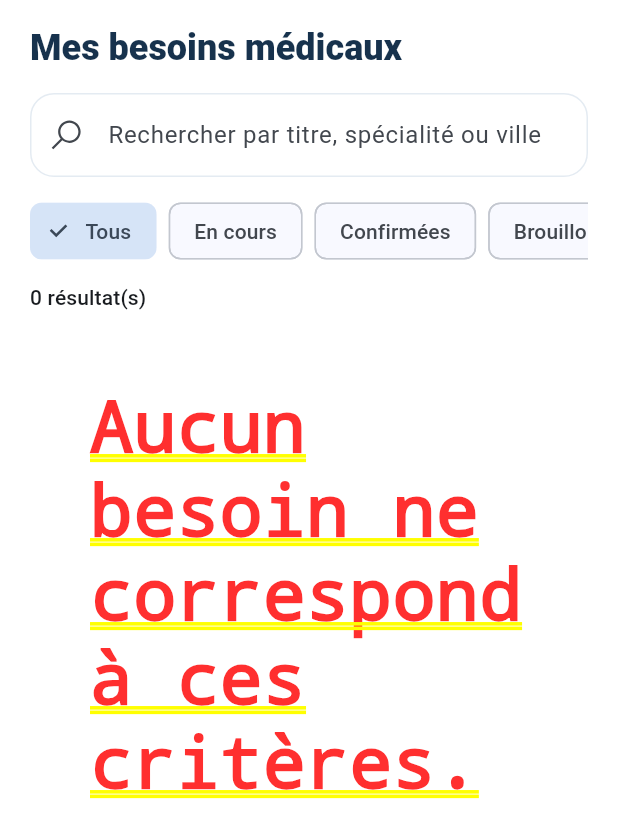
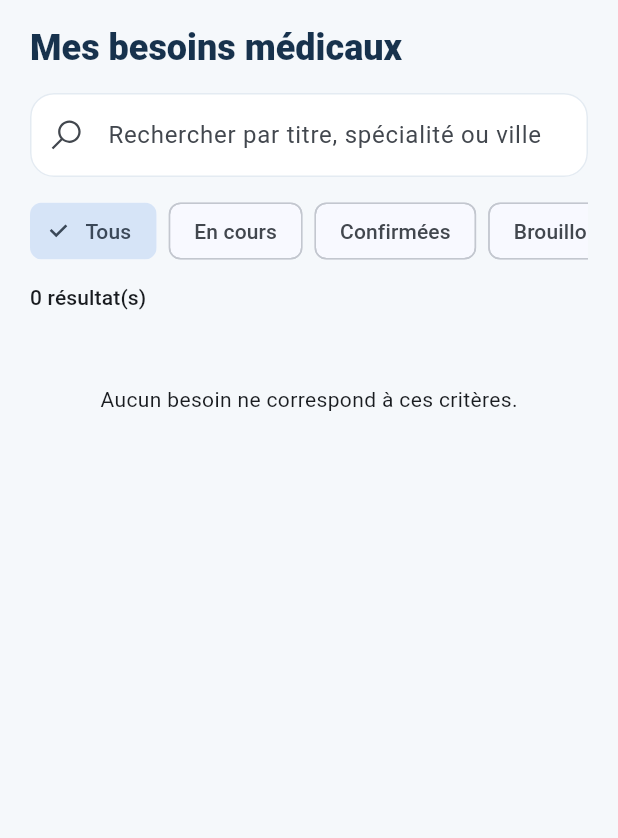
Before and after one commit to KafackLolys/medilink-flutter, a Flutter app: the HomeShell screen opened directly with empty values, after a tap on "Mes besoins médicaux", on a phone screen of 412 x 824 dp. Shown: the top 838 px of the screen. Run offline on Flutter 3.47's test engine with Material 3 defaults, Android fonts, the phone set to English and light mode, and no system bars; our stand-ins replace file_picker, firebase_core, firebase_messaging, flutter_local_notifications, flutter_secure_storage, google_sign_in and 3 more; accounts and stored records are empty.

Commit message:
Fix Material ancestor for patient needs screen

```diff
--- a/lib/features/needs/presentation/needs_screen.dart
+++ b/lib/features/needs/presentation/needs_screen.dart
@@ -173,7 +173,9 @@ class _NeedsScreenState extends State<NeedsScreen> {
         ? ['Tous', 'Routine', 'Urgent', 'Domicile', 'Téléconsultation']
         : ['Tous', 'En cours', 'Confirmées', 'Brouillons', 'Clôturées'];
 
-    return ListView(
+    return Material(
+      color: Theme.of(context).scaffoldBackgroundColor,
+      child: ListView(
         padding: const EdgeInsets.fromLTRB(20, 16, 20, 28),
         children: [
           Text(widget.doctor ? 'Demandes de patients' : 'Mes besoins médicaux',
@@ -280,7 +282,8 @@ class _NeedsScreenState extends State<NeedsScreen> {
                             _loadNeeds(append: true);
                           },
                     child: const Text('Charger plus de demandes'))),
-        ]);
+        ]),
+    );
   }
 }
 
```
